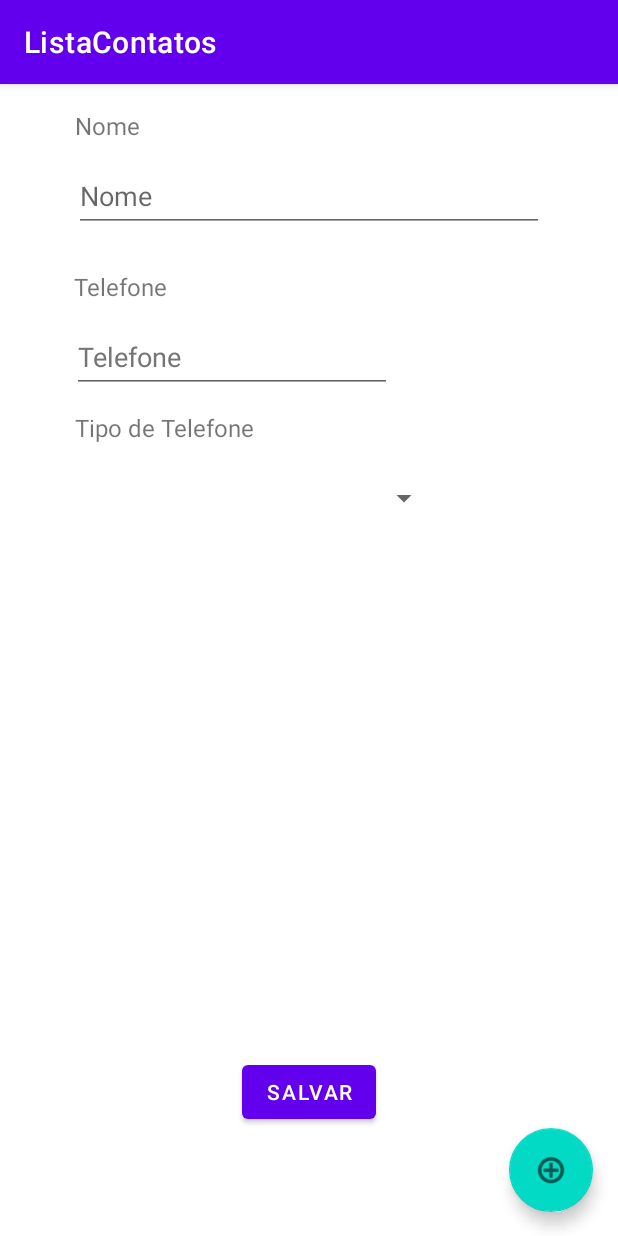
After one commit to rafaelst97/ListaContatos, an Android app: the fragment AdicionarContatoFragment placed in its activity, on a phone screen of 412 x 824 dp. The commit adds this screen. Run offline under Robolectric (Android 15) with nearby library versions, the phone set to English and light mode, and no system bars.

Commit message:
AdicionarContatoFragment.kt criada

```diff
--- /dev/null
+++ b/app/src/main/java/br/univali/pdm/listacontatos/AdicionarContatoFragment.kt
@@ -0,0 +1,59 @@
+package br.univali.pdm.listacontatos
+
+import android.os.Bundle
+import androidx.fragment.app.Fragment
+import android.view.LayoutInflater
+import android.view.View
+import android.view.ViewGroup
+
+// TODO: Rename parameter arguments, choose names that match
+// the fragment initialization parameters, e.g. ARG_ITEM_NUMBER
+private const val ARG_PARAM1 = "param1"
+private const val ARG_PARAM2 = "param2"
+
+/**
+ * A simple [Fragment] subclass.
+ * Use the [AdicionarContatoFragment.newInstance] factory method to
+ * create an instance of this fragment.
+ */
+class AdicionarContatoFragment : Fragment() {
+    // TODO: Rename and change types of parameters
+    private var param1: String? = null
+    private var param2: String? = null
+
+    override fun onCreate(savedInstanceState: Bundle?) {
+        super.onCreate(savedInstanceState)
+        arguments?.let {
+            param1 = it.getString(ARG_PARAM1)
+            param2 = it.getString(ARG_PARAM2)
+        }
+    }
+
+    override fun onCreateView(
+        inflater: LayoutInflater, container: ViewGroup?,
+        savedInstanceState: Bundle?
+    ): View? {
+        // Inflate the layout for this fragment
+        return inflater.inflate(R.layout.fragment_adicionar_contato, container, false)
+    }
+
+    companion object {
+        /**
+         * Use this factory method to create a new instance of
+         * this fragment using the provided parameters.
+         *
+         * @param param1 Parameter 1.
+         * @param param2 Parameter 2.
+         * @return A new instance of fragment AdicionarContatoFragment.
+         */
+        // TODO: Rename and change types and number of parameters
+        @JvmStatic
+        fun newInstance(param1: String, param2: String) =
+            AdicionarContatoFragment().apply {
+                arguments = Bundle().apply {
+                    putString(ARG_PARAM1, param1)
+                    putString(ARG_PARAM2, param2)
+                }
+            }
+    }
+}
--- a/app/src/main/java/br/univali/pdm/listacontatos/MainActivity.kt
+++ b/app/src/main/java/br/univali/pdm/listacontatos/MainActivity.kt
@@ -2,25 +2,42 @@ package br.univali.pdm.listacontatos
 
 import androidx.appcompat.app.AppCompatActivity
 import android.os.Bundle
+import android.view.View
 import android.widget.Button
+import com.google.android.material.floatingactionbutton.FloatingActionButton
 
-class MainActivity : AppCompatActivity() {
+class MainActivity : AppCompatActivity(), View.OnClickListener {
 
-    private lateinit var adicionarContato: Button
+    private lateinit var adicionarContato: FloatingActionButton
 
     private lateinit var listaContatosFragment: ListaContatosFragment
+    private lateinit var adicionarContatoFragment: AdicionarContatoFragment
 
     override fun onCreate(savedInstanceState: Bundle?) {
         super.onCreate(savedInstanceState)
         setContentView(R.layout.activity_main)
 
         adicionarContato = findViewById(R.id.adicionarContato)
+        adicionarContato.setOnClickListener(this)
 
         listaContatosFragment = ListaContatosFragment()
+        adicionarContatoFragment = AdicionarContatoFragment()
     }
 
-    private fun setFragment(fragment: ListaContatosFragment){
+    private fun setFragment(fragment: AdicionarContatoFragment){
         val fragmentTransition = supportFragmentManager.beginTransaction()
+        fragmentTransition.replace(R.id.fragmentContainerView, fragment)
+        fragmentTransition.commit()
+    }
+
+    override fun onClick(v: View) {
+
+        when (v.id){
+            R.id.adicionarContato -> {
+                setFragment(adicionarContatoFragment)
+            }
+        }
+
     }
 
 }
--- a/app/src/main/res/layout/activity_main.xml
+++ b/app/src/main/res/layout/activity_main.xml
@@ -12,11 +12,13 @@
         android:layout_height="wrap_content"
         android:layout_marginBottom="16dp"
         android:clickable="true"
+        android:contentDescription="@string/botao_adicionar_contato"
         app:layout_constraintBottom_toBottomOf="parent"
         app:layout_constraintEnd_toEndOf="parent"
         app:layout_constraintHorizontal_bias="0.954"
         app:layout_constraintStart_toStartOf="parent"
-        app:srcCompat="@android:drawable/ic_menu_add" />
+        app:srcCompat="@android:drawable/ic_menu_add"
+        android:focusable="true" />
 
     <androidx.fragment.app.FragmentContainerView
         android:id="@+id/fragmentContainerView"
@@ -27,5 +29,6 @@
         app:layout_constraintEnd_toEndOf="parent"
         app:layout_constraintHorizontal_bias="0.498"
         app:layout_constraintStart_toStartOf="parent"
-        app:layout_constraintTop_toTopOf="parent" />
+        app:layout_constraintTop_toTopOf="parent"
+        tools:layout="@layout/activity_main" />
 </androidx.constraintlayout.widget.ConstraintLayout>
--- /dev/null
+++ b/app/src/main/res/layout/fragment_adicionar_contato.xml
@@ -0,0 +1,110 @@
+<?xml version="1.0" encoding="utf-8"?>
+<FrameLayout xmlns:android="http://schemas.android.com/apk/res/android"
+    xmlns:app="http://schemas.android.com/apk/res-auto"
+    xmlns:tools="http://schemas.android.com/tools"
+    android:layout_width="match_parent"
+    android:layout_height="match_parent"
+    tools:context=".AdicionarContatoFragment">
+
+    <androidx.constraintlayout.widget.ConstraintLayout
+        android:layout_width="match_parent"
+        android:layout_height="match_parent">
+
+        <TextView
+            android:id="@+id/telefoneTextViewAdicionar"
+            android:layout_width="wrap_content"
+            android:layout_height="wrap_content"
+            android:layout_marginTop="12dp"
+            android:text="@string/telefone"
+            android:textIsSelectable="false"
+            android:textSize="16sp"
+            app:layout_constraintBottom_toBottomOf="parent"
+            app:layout_constraintEnd_toEndOf="parent"
+            app:layout_constraintHorizontal_bias="0.14"
+            app:layout_constraintStart_toStartOf="parent"
+            app:layout_constraintTop_toBottomOf="@+id/editTextNomeAdicionar"
+            app:layout_constraintVertical_bias="0.021" />
+
+        <TextView
+            android:id="@+id/nomeTextViewAdicionar"
+            android:layout_width="wrap_content"
+            android:layout_height="wrap_content"
+            android:text="@string/nome"
+            android:textIsSelectable="false"
+            android:textSize="16sp"
+            app:layout_constraintBottom_toBottomOf="parent"
+            app:layout_constraintEnd_toEndOf="parent"
+            app:layout_constraintHorizontal_bias="0.135"
+            app:layout_constraintStart_toStartOf="parent"
+            app:layout_constraintTop_toTopOf="parent"
+            app:layout_constraintVertical_bias="0.022" />
+
+        <EditText
+            android:id="@+id/editTextNomeAdicionar"
+            android:layout_width="313dp"
+            android:layout_height="48dp"
+            android:layout_marginTop="12dp"
+            android:autofillHints=""
+            android:ems="10"
+            android:hint="@string/nome"
+            android:inputType="textPersonName"
+            app:layout_constraintEnd_toEndOf="parent"
+            app:layout_constraintHorizontal_bias="0.497"
+            app:layout_constraintStart_toStartOf="parent"
+            app:layout_constraintTop_toBottomOf="@+id/nomeTextViewAdicionar"
+            tools:ignore="DuplicateSpeakableTextCheck" />
+
+        <EditText
+            android:id="@+id/editTextTelefoneAdicionar"
+            android:layout_width="wrap_content"
+            android:layout_height="wrap_content"
+            android:layout_marginTop="12dp"
+            android:autofillHints=""
+            android:ems="10"
+            android:hint="@string/telefone"
+            android:inputType="phone"
+            android:minHeight="48dp"
+            android:textColorHint="#757575"
+            app:layout_constraintEnd_toEndOf="parent"
+            app:layout_constraintHorizontal_bias="0.243"
+            app:layout_constraintStart_toStartOf="parent"
+            app:layout_constraintTop_toBottomOf="@+id/telefoneTextViewAdicionar"
+            tools:ignore="DuplicateSpeakableTextCheck" />
+
+        <Spinner
+            android:id="@+id/spinnerTipoAdicionar"
+            android:layout_width="244dp"
+            android:layout_height="48dp"
+            android:layout_marginTop="12dp"
+            android:contentDescription="@string/tipo_de_telefone"
+            app:layout_constraintEnd_toEndOf="parent"
+            app:layout_constraintHorizontal_bias="0.293"
+            app:layout_constraintStart_toStartOf="parent"
+            app:layout_constraintTop_toBottomOf="@+id/TipoTextViewAdicionar"
+            tools:ignore="DuplicateSpeakableTextCheck" />
+
+        <TextView
+            android:id="@+id/TipoTextViewAdicionar"
+            android:layout_width="wrap_content"
+            android:layout_height="wrap_content"
+            android:layout_marginTop="12dp"
+            android:text="@string/tipo_de_telefone"
+            android:textSize="16sp"
+            app:layout_constraintEnd_toEndOf="parent"
+            app:layout_constraintHorizontal_bias="0.17"
+            app:layout_constraintStart_toStartOf="parent"
+            app:layout_constraintTop_toBottomOf="@+id/editTextTelefoneAdicionar" />
+
+        <Button
+            android:id="@+id/BotaoSalvarAdicionar"
+            android:layout_width="wrap_content"
+            android:layout_height="wrap_content"
+            android:text="@string/salvar"
+            app:layout_constraintBottom_toBottomOf="parent"
+            app:layout_constraintEnd_toEndOf="parent"
+            app:layout_constraintStart_toStartOf="parent"
+            app:layout_constraintTop_toBottomOf="@+id/spinnerTipoAdicionar"
+            app:layout_constraintVertical_bias="0.828" />
+    </androidx.constraintlayout.widget.ConstraintLayout>
+
+</FrameLayout>
--- a/app/src/main/res/values/strings.xml
+++ b/app/src/main/res/values/strings.xml
@@ -2,4 +2,9 @@
     <string name="app_name">ListaContatos</string>
     <!-- TODO: Remove or change this placeholder text -->
     <string name="hello_blank_fragment">Hello blank fragment</string>
+    <string name="telefone">Telefone</string>
+    <string name="nome">Nome</string>
+    <string name="tipo_de_telefone">Tipo de Telefone</string>
+    <string name="salvar">Salvar</string>
+    <string name="botao_adicionar_contato">Botão adicionar contato</string>
 </resources>
```
